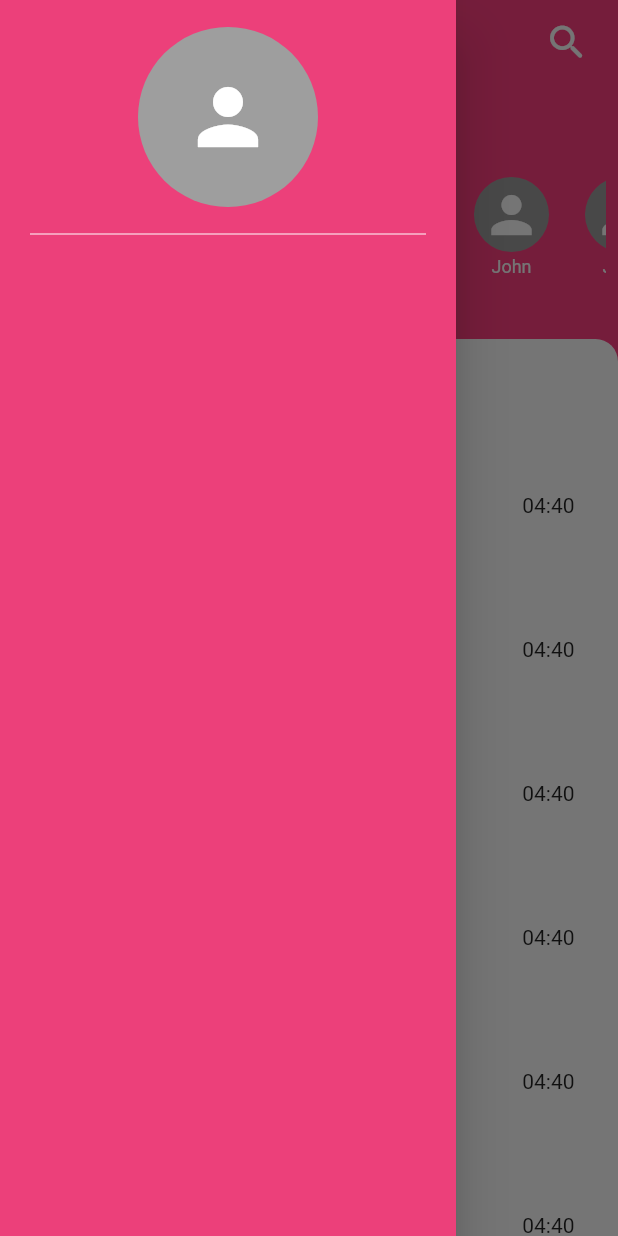
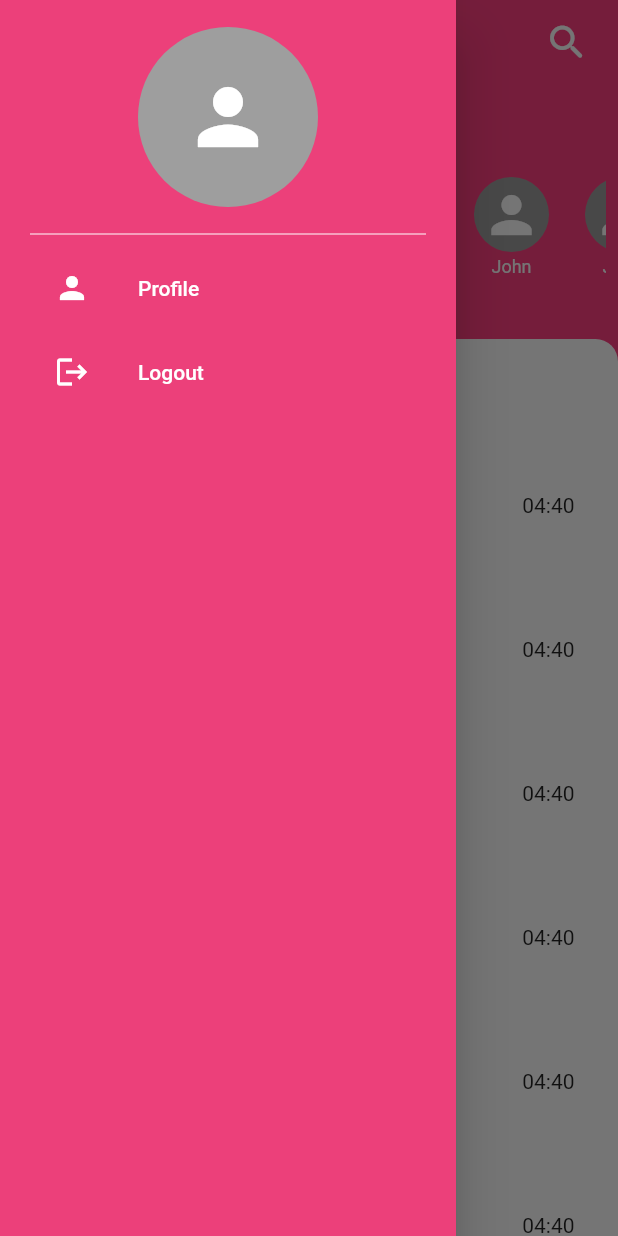
Before and after one commit to harshit252/Snapy-Snap, a Flutter app: the Chat screen opened directly, with the side drawer open, on a phone screen of 412 x 824 dp. Run offline on Flutter 3.47's test engine with Material 2 defaults, Android fonts, the phone set to English and light mode, and no system bars; our stand-ins replace firebase_auth, open_file, transparent_image, video_player; missing offline and left inert: bottom_bar, deepar_flutter, flutterfire_ui; accounts and stored records are empty; network calls fail.

Commit message:
Firebase Authentication added to the app.

```diff
--- a/lib/theme/widgets.dart
+++ b/lib/theme/widgets.dart
@@ -1,9 +1,9 @@
 
-//import 'package:firebase_auth/firebase_auth.dart';
+import 'package:firebase_auth/firebase_auth.dart';
 import 'package:college_project/theme/styles.dart';
 import 'package:flutter/material.dart';
 import 'animated-dialog.dart';
-//import 'package:flutterfire_ui/auth.dart';
+import 'package:flutterfire_ui/auth.dart';
 
 class ChatWidgets {
   static Widget card({title, time, subtitle, onTap}) {
@@ -142,7 +142,7 @@ class ChatWidgets {
                 const Divider(
                   color: Colors.white,
                 ),
-                /*ListTile(
+                ListTile(
                   leading: Icon(Icons.person),
                   title: Text('Profile'),
                   onTap: (){
@@ -153,7 +153,7 @@ class ChatWidgets {
                   leading: Icon(Icons.logout),
                   title: Text('Logout'),
                   onTap: ()async =>await FirebaseAuth.instance.signOut(),
-                )*/
+                )
               ],
             ),
           ),
--- a/pubspec.yaml
+++ b/pubspec.yaml
@@ -42,6 +42,11 @@ dependencies:
   deepar_flutter:
   open_file:
   video_player: ^2.2.5
+  firebase_auth: ^4.1.3
+  firebase_core:
+  flutterfire_ui: ^0.4.3+20
+  cloud_firestore:
+  intl:
 
 
 dev_dependencies:
```
Also changed, not shown: pubspec.lock, 3 other files.
